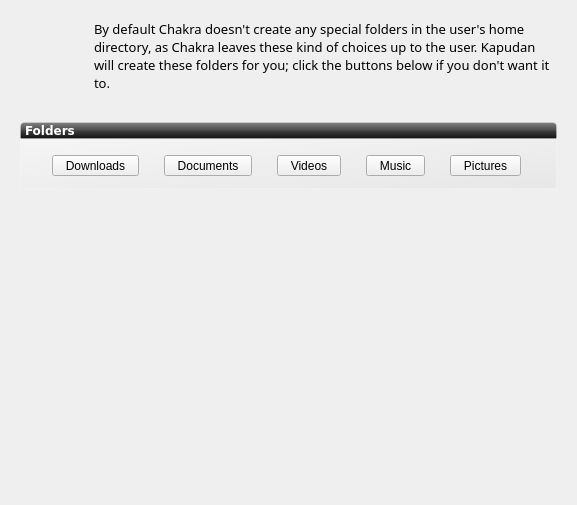
Old version of the form ui/ui_scrFolder.ui in the repository rshipp/kapudan.
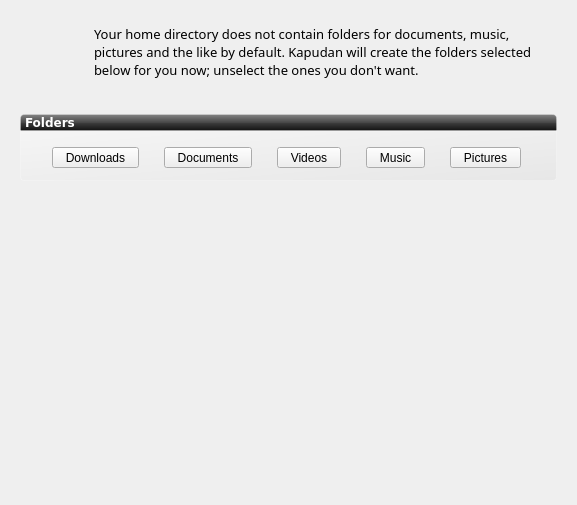
New version of the form. Icons and pictures are not drawn.

Commit message: Use totte's text instead.

```diff
--- a/ui/ui_scrFolder.ui
+++ b/ui/ui_scrFolder.ui
@@ -245,7 +245,7 @@
         <enum>QFrame::Raised</enum>
        </property>
        <property name="text">
-        <string>&lt;html&gt;&lt;head/&gt;&lt;body&gt;&lt;p&gt;By default Chakra doesn't create any special folders in the user's home directory, as Chakra leaves these kind of choices up to the user. Kapudan will create these folders for you; click the buttons below if you don't want it to.&lt;/p&gt;&lt;/body&gt;&lt;/html&gt;</string>
+        <string>&lt;html&gt;&lt;head/&gt;&lt;body&gt;&lt;p&gt;Your home directory does not contain folders for documents, music, pictures and the like by default. Kapudan will create the folders selected below for you now; unselect the ones you don't want.&lt;/p&gt;&lt;/body&gt;&lt;/html&gt;</string>
        </property>
        <property name="wordWrap">
         <bool>true</bool>
```
The commit also changes 1 other file.
